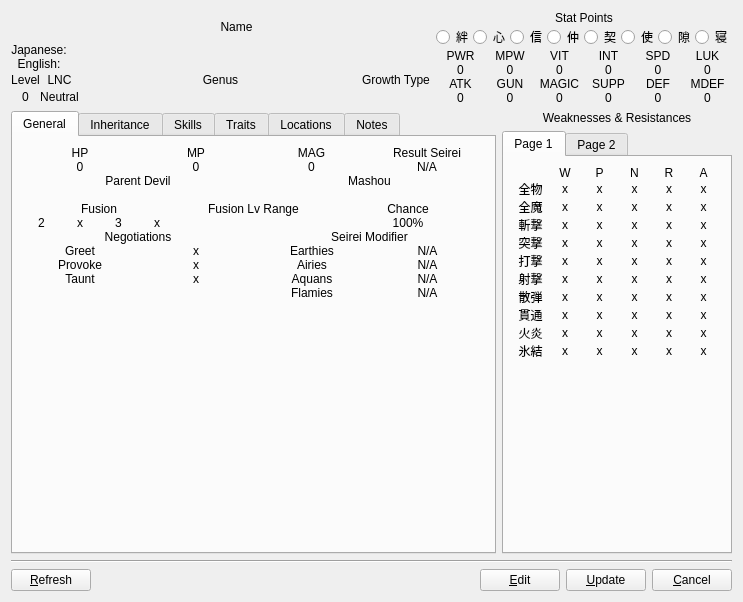
This is client/ui/DevilView.ui in erikku/frosty as Qt 5 draws it before an edit. The edited form follows.
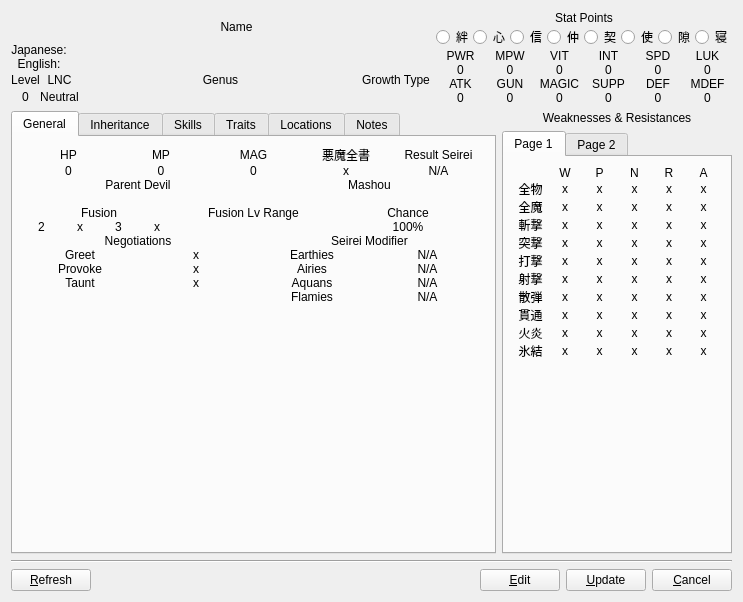
This is the edited form. Custom widgets are drawn as their Qt base class.

Commit message: Added devil_book field to DevilView.

```diff
--- a/client/ui/DevilView.ui
+++ b/client/ui/DevilView.ui
@@ -594,7 +594,7 @@
                  </property>
                 </widget>
                </item>
-               <item row="0" column="3">
+               <item row="0" column="4">
                 <widget class="QLabel" name="seireiLabel">
                  <property name="text">
                   <string>Result Seirei</string>
@@ -634,7 +634,7 @@
                  </property>
                 </widget>
                </item>
-               <item row="1" column="3">
+               <item row="1" column="4">
                 <widget class="QLabel" name="seirei">
                  <property name="text">
                   <string>N/A</string>
@@ -644,6 +644,26 @@
                  </property>
                 </widget>
                </item>
+               <item row="0" column="3">
+                <widget class="QLabel" name="devilBookLabel">
+                 <property name="text">
+                  <string>悪魔全書</string>
+                 </property>
+                 <property name="alignment">
+                  <set>Qt::AlignCenter</set>
+                 </property>
+                </widget>
+               </item>
+               <item row="1" column="3">
+                <widget class="QLabel" name="devilBook">
+                 <property name="text">
+                  <string> x </string>
+                 </property>
+                 <property name="alignment">
+                  <set>Qt::AlignCenter</set>
+                 </property>
+                </widget>
+               </item>
               </layout>
              </item>
              <item>
```
Left out of the diff: 25 changed lines with no effect on the pictures. The commit also changes 1 other file.
